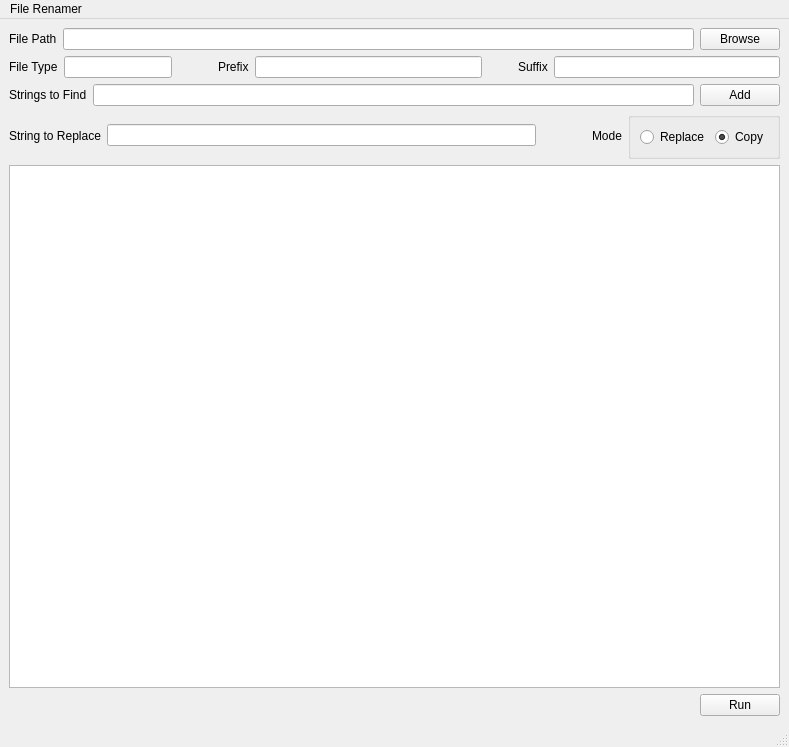
The window that batch_renamer.ui (gyrotalon/TechArt_Assignment3) describes before a commit, drawn with Qt 5.
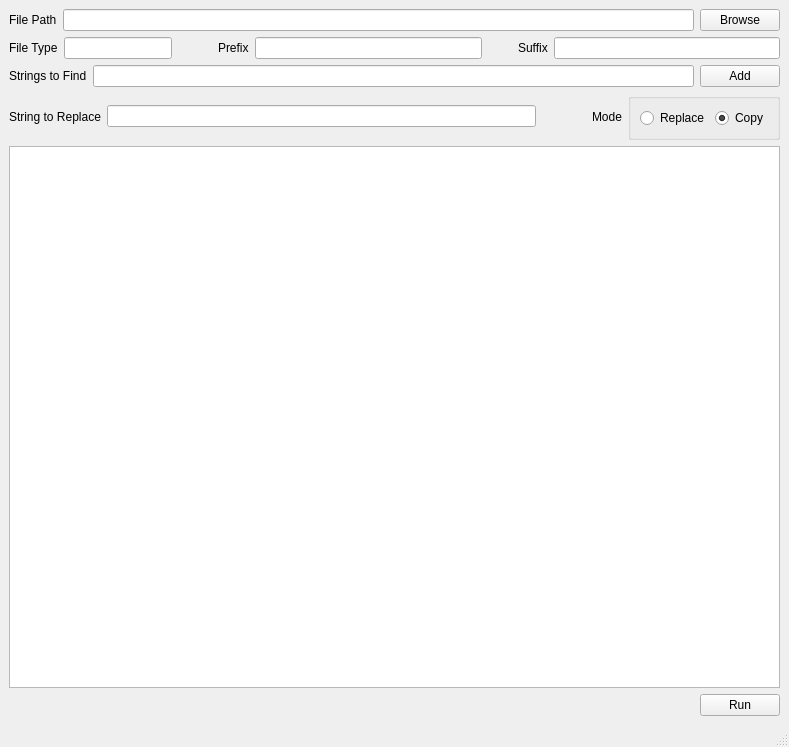
The same window after the commit.

```diff
--- a/batch_renamer.ui
+++ b/batch_renamer.ui
@@ -276,22 +276,6 @@
     </item>
    </layout>
   </widget>
-  <widget class="QMenuBar" name="menubar">
-   <property name="geometry">
-    <rect>
-     <x>0</x>
-     <y>0</y>
-     <width>789</width>
-     <height>21</height>
-    </rect>
-   </property>
-   <widget class="QMenu" name="menuFile_Renamer">
-    <property name="title">
-     <string>File Renamer</string>
-    </property>
-   </widget>
-   <addaction name="menuFile_Renamer"/>
-  </widget>
   <widget class="QStatusBar" name="statusbar"/>
  </widget>
  <resources/>
```
Left out of the diff: 2 changed lines with no effect on the pictures.
